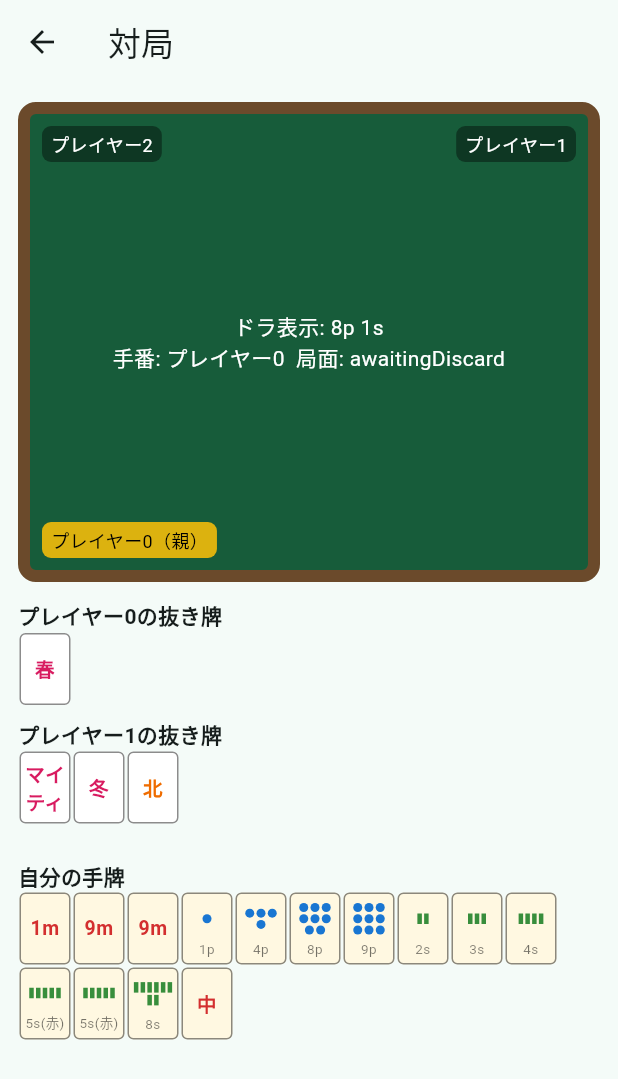
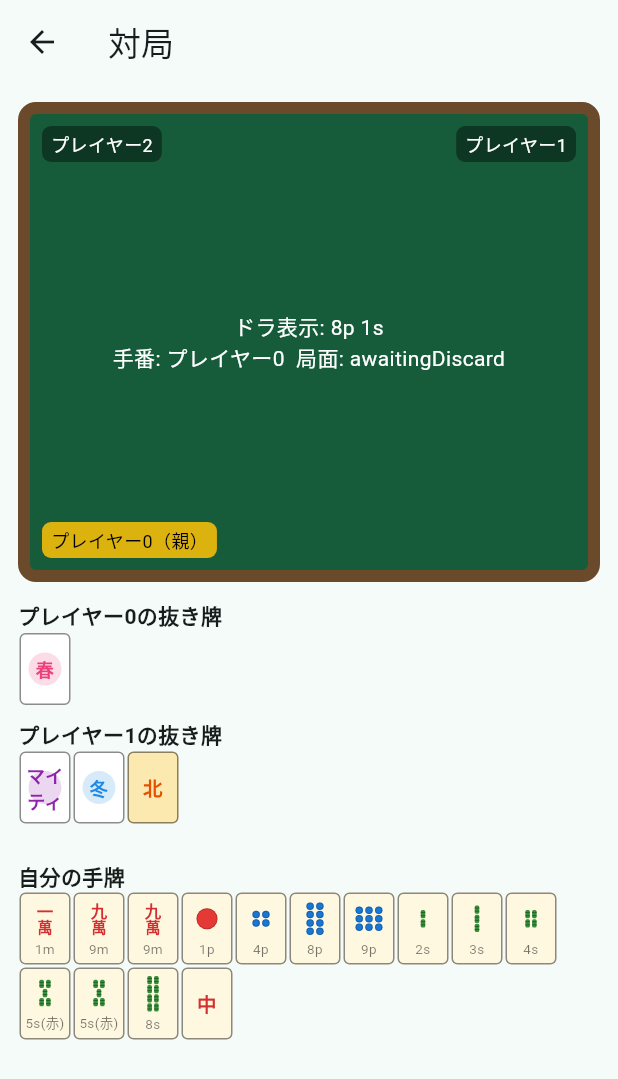
Before and after one commit to MasakiTanimizu/Claudecode-, a Flutter app: the screen it shows after launch, after a tap on "対局開始（動作確認用）", on a phone screen of 412 x 824 dp. Shown: the top 1079 px of the screen. Run offline on Flutter 3.47's test engine with Material 3 defaults, Android fonts, the phone set to English and light mode, and no system bars.

Commit message:
牌の見た目を伝統的な牌デザインに寄せる
参考画像のような具体的な絵柄（特定アプリの著作物）はそのまま複製せず、
一般的な麻雀牌の慣習的な意匠をFlutterの図形描画のみで再現：
- 筒子: 数字ごとの伝統的な丸ドット配置（1は大きい赤丸、5は中央が赤）
- 索子: 同じ配置で竹の節を入れた緑バー（1は大きい竹）
- 萬子: 漢数字（一/九）+「萬」を赤字で縦に表示
- 白（字牌）: 空欄を表す枠線ボックス、華牌: 季節色のバッジ、北: 金色背景

全牌種でtile.labelを実テキストとして残し、find.text(tile.label)に
依存する既存テストとの互換性を維持。ピップ検証テストはWrap依存から
公開PinDot/Bamboo型のカウント検証に更新。

```diff
--- a/apps/mobile/lib/presentation/widgets/tile_view.dart
+++ b/apps/mobile/lib/presentation/widgets/tile_view.dart
@@ -1,19 +1,22 @@
 import 'package:flutter/material.dart';
 import 'package:mahjong_engine/mahjong_engine.dart';
 
-/// A single tile, rendered on a bordered card. A pin/sou number tile draws
-/// a pip pattern (circles/bars, one per count) above its label; every other
-/// tile — man (only 1/9 exist in this ruleset, so a pip grid isn't worth
-/// it), winds, dragons, 北, and 華牌 — is a single bold, colored rendering
-/// of [Tile.label] instead, colored per kind (STEP7「雀魂/MJ/天鳳の間」の見た
-/// 目 STEP10実装: no external art assets, drawn entirely with Flutter's own
-/// shapes/text so there's nothing to source or license).
+/// A single tile, rendered on a bordered card using traditional mahjong tile
+/// face conventions — drawn entirely with Flutter's own shapes/text, not
+/// copied from any specific app's art assets, so there's nothing to source
+/// or license:
+/// - pin (筒子): a canonical dot pattern, one row-group per count.
+/// - sou (索子): the same canonical layout, drawn as bamboo bars instead.
+/// - man (萬子): a kanji numeral over 萬, in red (only 1m/9m exist here).
+/// - winds/dragons/北/華牌: a single bold, colored rendering of [Tile.label]
+///   (white dragon gets a blank bordered box, hana get a soft color badge —
+///   both still keep the label text, just with light decoration around it).
 ///
 /// [Tile.label] is always present as real text somewhere in the tile
-/// (either as the whole rendering, or as the pip tile's small caption)
+/// (either as the whole rendering, or as the pattern tile's small caption)
 /// deliberately — the rest of the app finds/taps specific tiles via
 /// `find.text(tile.label)`, and changing what's displayed to something
-/// else (e.g. traditional 一萬/九萬 kanji instead of "1m") would break
+/// else (e.g. only the kanji numeral, without "1m" anywhere) would break
 /// that everywhere at once.
 ///
 /// [onDiscard], when set, makes the tile discardable via double-tap — the
@@ -28,7 +31,7 @@ class TileView extends StatelessWidget {
 
   @override
   Widget build(BuildContext context) {
-    final pips = _pipsFor(tile);
+    final graphic = _graphicFor(tile);
     return GestureDetector(
       onDoubleTap: onDiscard,
       child: Container(
@@ -37,26 +40,16 @@ class TileView extends StatelessWidget {
         margin: const EdgeInsets.symmetric(horizontal: 1, vertical: 1),
         padding: const EdgeInsets.symmetric(vertical: 3, horizontal: 2),
         decoration: BoxDecoration(
-          color: onDiscard != null ? Colors.amber.shade50 : Colors.white,
+          color: _backgroundColor(discardable: onDiscard != null),
           border: Border.all(color: Colors.black45),
           borderRadius: BorderRadius.circular(4),
         ),
-        child: pips == null
-            ? Center(
-                child: Text(
-                  tile.label,
-                  style: TextStyle(
-                    fontSize: 13,
-                    fontWeight: FontWeight.bold,
-                    color: _accentColor(tile),
-                  ),
-                  textAlign: TextAlign.center,
-                ),
-              )
+        child: graphic == null
+            ? Center(child: _plainLabel(tile))
             : Column(
                 mainAxisAlignment: MainAxisAlignment.spaceBetween,
                 children: [
-                  Expanded(child: Center(child: pips)),
+                  Expanded(child: Center(child: graphic)),
                   Text(
                     tile.label,
                     style: const TextStyle(fontSize: 9, color: Colors.black54),
@@ -67,53 +60,221 @@ class TileView extends StatelessWidget {
       ),
     );
   }
+
+  Color _backgroundColor({required bool discardable}) {
+    if (discardable) return Colors.amber.shade50;
+    if (tile is KitaTile) return const Color(0xFFFCE9B0);
+    return Colors.white;
+  }
 }
 
-/// A pip pattern for a pin/sou number tile, or null for anything else
-/// (man/winds/dragons/北/華牌 all render as styled text instead — see the
-/// class doc).
-Widget? _pipsFor(Tile tile) {
-  if (tile is! NumberTile || tile.suit == NumberSuit.man) return null;
-  final color = tile.suit == NumberSuit.pin ? Colors.blue.shade700 : Colors.green.shade700;
-  return Wrap(
-    alignment: WrapAlignment.center,
-    runAlignment: WrapAlignment.center,
-    spacing: 1.5,
-    runSpacing: 1.5,
-    children: [
-      for (var i = 0; i < tile.number; i++) _Pip(suit: tile.suit, color: color),
-    ],
+/// The dot/bamboo/kanji pattern for a number tile, or null for anything else
+/// (winds/dragons/北/華牌 render as styled text instead — see the class doc).
+Widget? _graphicFor(Tile tile) {
+  if (tile is! NumberTile) return null;
+  switch (tile.suit) {
+    case NumberSuit.man:
+      return _ManGraphic(number: tile.number);
+    case NumberSuit.pin:
+      final rows = _dotRowCounts(tile.number);
+      return _TileGrid(
+        rowCounts: rows,
+        dotBuilder: (row, _) => PinDot(
+          big: tile.number == 1,
+          accent: tile.number == 1 || (tile.number == 5 && rows[row] == 1),
+        ),
+      );
+    case NumberSuit.sou:
+      return _TileGrid(
+        rowCounts: _dotRowCounts(tile.number),
+        dotBuilder: (_, __) => Bamboo(big: tile.number == 1),
+      );
+  }
+}
+
+/// How many pips sit in each row for a 1-9 count, approximating the
+/// canonical layouts real pin/sou tiles use (single centered dot for 1,
+/// diagonal for 2-3, corners for 4, quincunx for 5, columns for 6/8/9, and
+/// 7 as a lone dot over two columns of three).
+List<int> _dotRowCounts(int n) => switch (n) {
+      1 => const [1],
+      2 => const [1, 1],
+      3 => const [1, 1, 1],
+      4 => const [2, 2],
+      5 => const [2, 1, 2],
+      6 => const [2, 2, 2],
+      7 => const [1, 3, 3],
+      8 => const [2, 2, 2, 2],
+      9 => const [3, 3, 3],
+      _ => [n],
+    };
+
+Widget _plainLabel(Tile tile) {
+  if (tile is HanaTile) {
+    final color = _hanaColor(tile.kind);
+    return Stack(
+      alignment: Alignment.center,
+      children: [
+        Container(
+          width: 22,
+          height: 22,
+          decoration: BoxDecoration(color: color.withValues(alpha: 0.18), shape: BoxShape.circle),
+        ),
+        Text(
+          tile.label,
+          style: TextStyle(fontSize: 12, fontWeight: FontWeight.bold, color: color),
+          textAlign: TextAlign.center,
+        ),
+      ],
+    );
+  }
+  if (tile is DragonTile && tile.dragon == Dragon.white) {
+    return Container(
+      padding: const EdgeInsets.symmetric(horizontal: 3, vertical: 1),
+      decoration: BoxDecoration(
+        border: Border.all(color: Colors.blue.shade700, width: 1.5),
+        borderRadius: BorderRadius.circular(2),
+      ),
+      child: Text(
+        tile.label,
+        style: TextStyle(fontSize: 11, fontWeight: FontWeight.bold, color: Colors.blue.shade700),
+        textAlign: TextAlign.center,
+      ),
+    );
+  }
+  return Text(
+    tile.label,
+    style: TextStyle(fontSize: 13, fontWeight: FontWeight.bold, color: _accentColor(tile)),
+    textAlign: TextAlign.center,
   );
 }
 
+Color _hanaColor(HanaKind kind) => switch (kind) {
+      HanaKind.spring => Colors.pink.shade400,
+      HanaKind.summer => Colors.green.shade600,
+      HanaKind.autumn => Colors.orange.shade700,
+      HanaKind.winter => Colors.blue.shade600,
+      HanaKind.mighty => Colors.purple.shade600,
+    };
+
 Color _accentColor(Tile tile) => switch (tile) {
-      NumberTile t => t.suit == NumberSuit.man ? Colors.red.shade700 : Colors.black87,
+      NumberTile _ => Colors.black87, // unreachable: NumberTile always uses _graphicFor
       WindTile _ => Colors.black87,
       DragonTile t => switch (t.dragon) {
           Dragon.white => Colors.blue.shade700,
           Dragon.green => Colors.green.shade700,
           Dragon.red => Colors.red.shade700,
         },
-      KitaTile _ => Colors.orange.shade800,
+      KitaTile _ => Colors.orange.shade900,
       HanaTile _ => Colors.pink.shade600,
     };
 
-/// One dot (pin) or bar (sou) in a number tile's pip pattern.
-class _Pip extends StatelessWidget {
-  final NumberSuit suit;
-  final Color color;
+/// A kanji numeral over 萬 — man only has 1m/9m in this ruleset (STEP5 §1),
+/// so a pip grid like pin/sou's isn't worth building for it.
+class _ManGraphic extends StatelessWidget {
+  final int number;
 
-  const _Pip({required this.suit, required this.color});
+  const _ManGraphic({required this.number});
+
+  static const _numeral = {1: '一', 9: '九'};
 
   @override
   Widget build(BuildContext context) {
-    if (suit == NumberSuit.sou) {
-      return Container(width: 3, height: 7, color: color);
-    }
-    return Container(
-      width: 6,
-      height: 6,
-      decoration: BoxDecoration(color: color, shape: BoxShape.circle),
+    final color = Colors.red.shade700;
+    return Column(
+      mainAxisSize: MainAxisSize.min,
+      mainAxisAlignment: MainAxisAlignment.center,
+      children: [
+        Text(
+          _numeral[number] ?? '$number',
+          style: TextStyle(fontSize: 11, height: 1.0, fontWeight: FontWeight.bold, color: color),
+        ),
+        Text('萬', style: TextStyle(fontSize: 10, height: 1.0, fontWeight: FontWeight.bold, color: color)),
+      ],
     );
   }
 }
+
+/// Lays [dotBuilder]'s pips out in rows of [rowCounts], each row centered —
+/// the shared grid pin and sou patterns are both built from.
+class _TileGrid extends StatelessWidget {
+  final List<int> rowCounts;
+  final Widget Function(int row, int col) dotBuilder;
+
+  const _TileGrid({required this.rowCounts, required this.dotBuilder});
+
+  @override
+  Widget build(BuildContext context) {
+    return Column(
+      mainAxisSize: MainAxisSize.min,
+      mainAxisAlignment: MainAxisAlignment.center,
+      children: [
+        for (var r = 0; r < rowCounts.length; r++)
+          Padding(
+            padding: const EdgeInsets.symmetric(vertical: 0.3),
+            child: Row(
+              mainAxisSize: MainAxisSize.min,
+              mainAxisAlignment: MainAxisAlignment.center,
+              children: [
+                for (var c = 0; c < rowCounts[r]; c++) ...[
+                  if (c > 0) const SizedBox(width: 1.5),
+                  dotBuilder(r, c),
+                ],
+              ],
+            ),
+          ),
+      ],
+    );
+  }
+}
+
+/// One dot in a pin tile's pattern. [accent] renders it red instead of the
+/// default blue (used for 1p's sole dot and 5p's center dot); [big] enlarges
+/// it (used only for 1p, which has just the one dot to fill the tile with).
+class PinDot extends StatelessWidget {
+  final bool accent;
+  final bool big;
+
+  const PinDot({this.accent = false, this.big = false, super.key});
+
+  @override
+  Widget build(BuildContext context) {
+    final size = big ? 14.0 : 5.0;
+    return Container(
+      width: size,
+      height: size,
+      decoration: BoxDecoration(
+        color: accent ? Colors.red.shade600 : Colors.blue.shade700,
+        shape: BoxShape.circle,
+        border: Border.all(color: Colors.black26, width: 0.5),
+      ),
+    );
+  }
+}
+
+/// One bamboo bar in a sou tile's pattern, with two node lines. [big]
+/// enlarges it (used only for 1s, which has just the one bar to fill the
+/// tile with).
+class Bamboo extends StatelessWidget {
+  final bool big;
+
+  const Bamboo({this.big = false, super.key});
+
+  @override
+  Widget build(BuildContext context) {
+    final width = big ? 7.0 : 3.0;
+    final height = big ? 18.0 : 5.5;
+    return Container(
+      width: width,
+      height: height,
+      decoration: BoxDecoration(color: Colors.green.shade700, borderRadius: BorderRadius.circular(1)),
+      child: Column(
+        mainAxisAlignment: MainAxisAlignment.spaceEvenly,
+        children: [
+          Container(height: 0.6, color: Colors.green.shade900),
+          Container(height: 0.6, color: Colors.green.shade900),
+        ],
+      ),
+    );
+  }
+}
```
Also changed, not shown: 1 other file.
